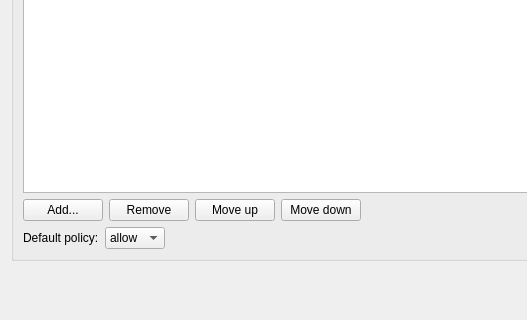
0xd34df00d/leechcraft, file src/plugins/azoth/plugins/xoox/privacylistsconfigdialog.ui: the form before one commit; both pictures show x 0 to 527 and y 200 to 520 of the 750 by 520 pixel window.
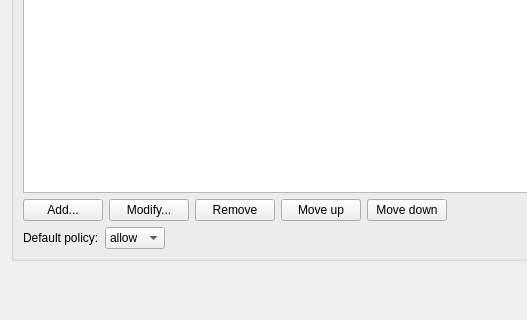
The form after the commit.

Commit message: Azoth Xoox: allow to modify privacy items.

The edit to the form file:
```diff
--- a/src/plugins/azoth/plugins/xoox/privacylistsconfigdialog.ui
+++ b/src/plugins/azoth/plugins/xoox/privacylistsconfigdialog.ui
@@ -102,6 +102,13 @@
           </property>
          </widget>
         </item>
+        <item>
+         <widget class="QPushButton" name="ModifyRule_">
+          <property name="text">
+           <string>Modify...</string>
+          </property>
+         </widget>
+        </item>
         <item>
          <widget class="QPushButton" name="RemoveRule_">
           <property name="text">
```
The commit also changes 2 other files.
